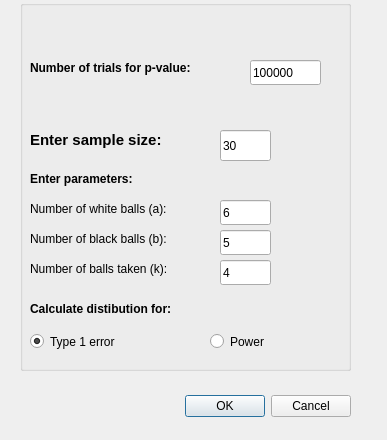
The window that pwindow.ui (lesslyrics/Distribution-modelling-frontend) describes before a commit, drawn with Qt 5.
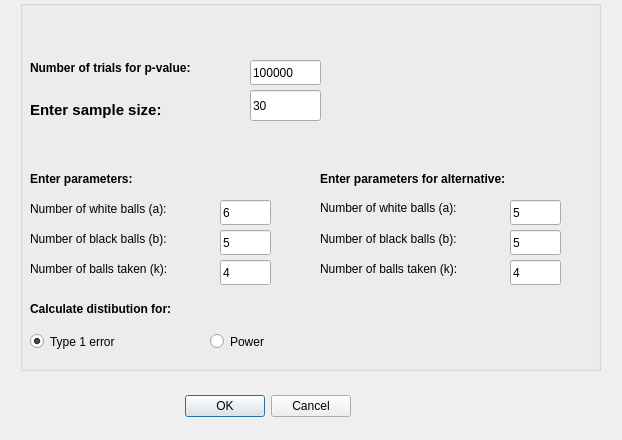
The same window after the commit.

Diff of the .ui file:
```diff
--- a/pwindow.ui
+++ b/pwindow.ui
@@ -6,7 +6,7 @@
    <rect>
     <x>0</x>
     <y>0</y>
-    <width>387</width>
+    <width>622</width>
     <height>440</height>
    </rect>
   </property>
@@ -34,7 +34,7 @@
     <rect>
      <x>20</x>
      <y>0</y>
-     <width>331</width>
+     <width>581</width>
      <height>371</height>
     </rect>
    </property>
@@ -45,7 +45,7 @@
     <property name="geometry">
      <rect>
       <x>10</x>
-      <y>130</y>
+      <y>100</y>
       <width>171</width>
       <height>20</height>
      </rect>
@@ -65,9 +65,9 @@
    <widget class="QLineEdit" name="lineEditSize">
     <property name="geometry">
      <rect>
-      <x>200</x>
-      <y>130</y>
-      <width>51</width>
+      <x>230</x>
+      <y>90</y>
+      <width>71</width>
       <height>31</height>
      </rect>
     </property>
@@ -80,7 +80,7 @@
      <rect>
       <x>10</x>
       <y>170</y>
-      <width>221</width>
+      <width>271</width>
       <height>17</height>
      </rect>
     </property>
@@ -252,6 +252,103 @@
      <string>Power</string>
     </property>
    </widget>
+   <widget class="QLabel" name="label_9">
+    <property name="geometry">
+     <rect>
+      <x>300</x>
+      <y>230</y>
+      <width>181</width>
+      <height>17</height>
+     </rect>
+    </property>
+    <property name="text">
+     <string>Number of black balls (b):</string>
+    </property>
+   </widget>
+   <widget class="QLineEdit" name="lineEdit_K_alt">
+    <property name="geometry">
+     <rect>
+      <x>490</x>
+      <y>260</y>
+      <width>51</width>
+      <height>25</height>
+     </rect>
+    </property>
+    <property name="text">
+     <string>4</string>
+    </property>
+   </widget>
+   <widget class="QLabel" name="label_10">
+    <property name="geometry">
+     <rect>
+      <x>300</x>
+      <y>170</y>
+      <width>271</width>
+      <height>17</height>
+     </rect>
+    </property>
+    <property name="font">
+     <font>
+      <weight>75</weight>
+      <bold>true</bold>
+     </font>
+    </property>
+    <property name="text">
+     <string>Enter parameters for alternative:</string>
+    </property>
+   </widget>
+   <widget class="QLineEdit" name="lineEdit_B_alt">
+    <property name="geometry">
+     <rect>
+      <x>490</x>
+      <y>230</y>
+      <width>51</width>
+      <height>25</height>
+     </rect>
+    </property>
+    <property name="text">
+     <string>5</string>
+    </property>
+   </widget>
+   <widget class="QLineEdit" name="lineEdit_A_alt">
+    <property name="geometry">
+     <rect>
+      <x>490</x>
+      <y>200</y>
+      <width>51</width>
+      <height>25</height>
+     </rect>
+    </property>
+    <property name="text">
+     <string>5</string>
+    </property>
+   </widget>
+   <widget class="QLabel" name="label_11">
+    <property name="geometry">
+     <rect>
+      <x>300</x>
+      <y>200</y>
+      <width>181</width>
+      <height>16</height>
+     </rect>
+    </property>
+    <property name="text">
+     <string>Number of white balls (a):</string>
+    </property>
+   </widget>
+   <widget class="QLabel" name="label_12">
+    <property name="geometry">
+     <rect>
+      <x>300</x>
+      <y>260</y>
+      <width>181</width>
+      <height>17</height>
+     </rect>
+    </property>
+    <property name="text">
+     <string>Number of balls taken (k):</string>
+    </property>
+   </widget>
   </widget>
  </widget>
  <resources/>
```
